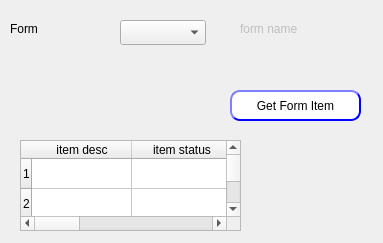
Before: the Qt Designer form presentation/authorization_ui/displayFormItems.ui in Hossam01/HyperPOS2020Design, drawn with Qt 5.
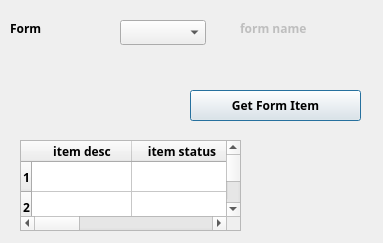
After: the same form once the commit is applied.

```diff
--- a/presentation/authorization_ui/displayFormItems.ui
+++ b/presentation/authorization_ui/displayFormItems.ui
@@ -22,6 +22,14 @@
      <height>91</height>
     </rect>
    </property>
+   <property name="font">
+    <font>
+     <family>29LT Bukra Regular</family>
+     <pointsize>9</pointsize>
+     <weight>75</weight>
+     <bold>true</bold>
+    </font>
+   </property>
    <property name="rowCount">
     <number>2</number>
    </property>
@@ -65,6 +73,14 @@
      <height>17</height>
     </rect>
    </property>
+   <property name="font">
+    <font>
+     <family>29LT Bukra Regular</family>
+     <pointsize>9</pointsize>
+     <weight>75</weight>
+     <bold>true</bold>
+    </font>
+   </property>
    <property name="text">
     <string>Form</string>
    </property>
@@ -81,6 +97,14 @@
      <height>17</height>
     </rect>
    </property>
+   <property name="font">
+    <font>
+     <family>29LT Bukra Regular</family>
+     <pointsize>9</pointsize>
+     <weight>75</weight>
+     <bold>true</bold>
+    </font>
+   </property>
    <property name="frameShape">
     <enum>QFrame::NoFrame</enum>
    </property>
@@ -91,35 +115,22 @@
   <widget class="QPushButton" name="BTN_getFormItem">
    <property name="geometry">
     <rect>
-     <x>230</x>
+     <x>190</x>
      <y>90</y>
-     <width>131</width>
+     <width>171</width>
      <height>31</height>
     </rect>
    </property>
+   <property name="font">
+    <font>
+     <family>29LT Bukra Regular</family>
+     <pointsize>9</pointsize>
+     <weight>75</weight>
+     <bold>true</bold>
+    </font>
+   </property>
    <property name="styleSheet">
-    <string notr="true">QPushButton{
-                                        background-color: white;
-                                        border-style: outset;
-                                        border-width: 2px;
-                                        border-radius: 10px;
-                                        border-color: blue;
-                                        min-width: 6em;
-                                        }
-                                        QPushButton:hover {
-                                        background: qradialgradient(
-                                        cx: 0.3, cy: -0.4, fx: 0.3, fy: -0.4,
-                                        radius: 1.35, stop: 0 #fff, stop: 1 #bbb
-                                        );
-                                        }
-                                        QPushButton:pressed {
-                                        border-style: inset;
-                                        background: qradialgradient(
-                                        cx: 0.4, cy: -0.1, fx: 0.4, fy: -0.1,
-                                        radius: 1.35, stop: 0 #fff, stop: 1 #ddd
-                                        );
-                                        }
-</string>
+    <string notr="true"/>
    </property>
    <property name="text">
     <string>Get Form Item</string>
```
Left out of the diff: 8 changed lines with no effect on the pictures.
